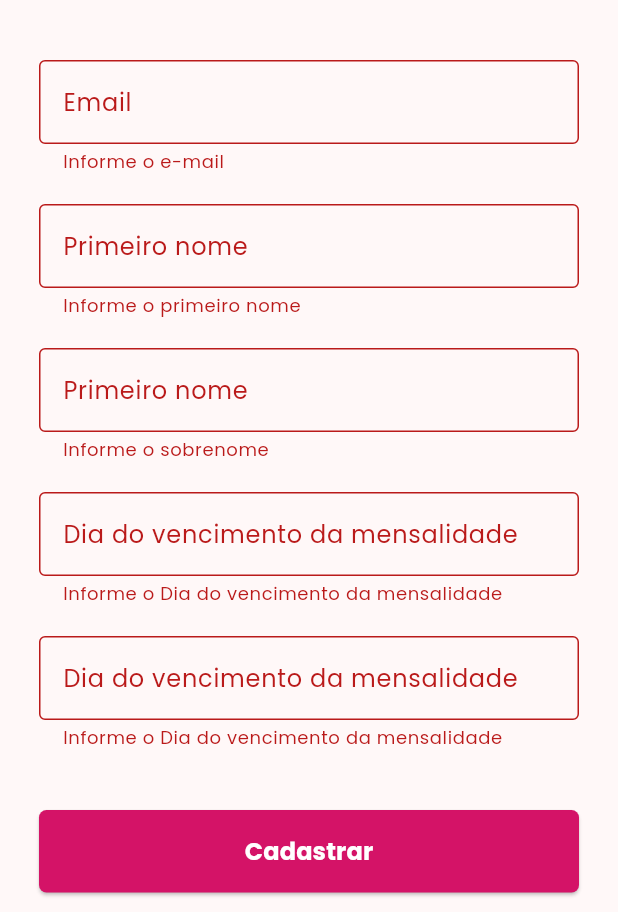
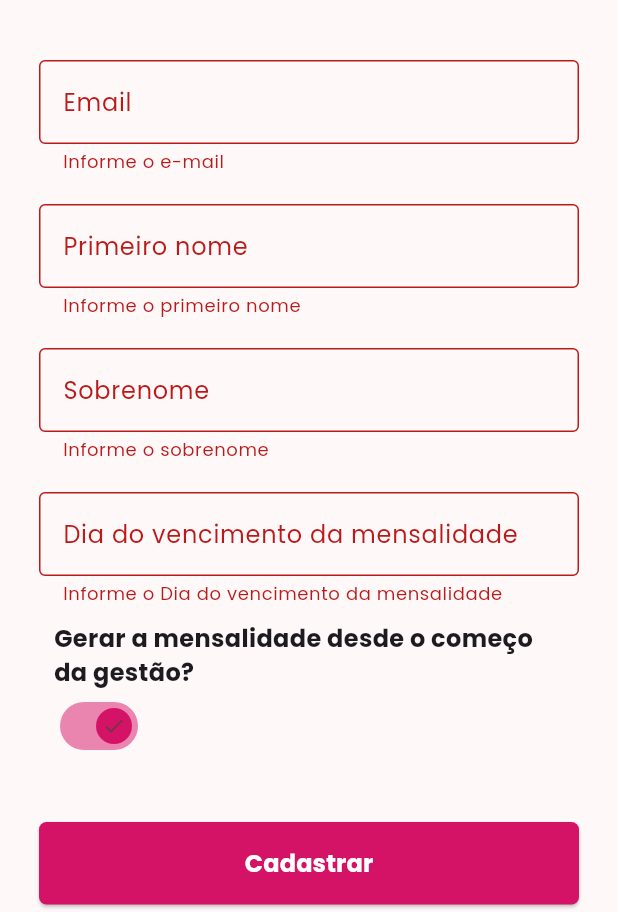
Before and after one commit to devThiagoJorge/mensalidade-mts-app, a Flutter app: the CadastroAssociadoPage screen opened directly, after a tap on "Cadastrar", on a phone screen of 412 x 824 dp, the part 324-1236 px from its top. Run offline on Flutter 3.47's test engine with Material 3 defaults, Android fonts, the phone set to English and light mode, and no system bars; our stand-ins replace dio, flutter_secure_storage, google_fonts; accounts and stored records are empty.

Commit message:
Tela de cadastrar associados

```diff
--- a/lib/features/tesoureiros/presentation/cadastrar_associado.dart
+++ b/lib/features/tesoureiros/presentation/cadastrar_associado.dart
@@ -1,4 +1,6 @@
 import 'package:flutter/material.dart';
+import 'package:flutter/services.dart';
+import 'package:mensalidade_mts_app/core/componentsStyle/default/app_default_styles.dart';
 import 'package:mensalidade_mts_app/core/componentsStyle/login/app_text_styles_login.dart';
 
 class CadastroAssociadoPage extends StatefulWidget {
@@ -8,20 +10,24 @@ class CadastroAssociadoPage extends StatefulWidget {
   State<CadastroAssociadoPage> createState() => _CadastroAssociadoPageState();
 }
 
-enum StatusSelecionado { pendentes, atrasadas, pagas }
-
 class _CadastroAssociadoPageState extends State<CadastroAssociadoPage> {
   @override
   void initState() {
     super.initState();
   }
 
+  bool isInicioGestao = true;
   @override
   Widget build(BuildContext context) {
     final primeiroNomeController = TextEditingController();
     final sobrenomeController = TextEditingController();
     final emailController = TextEditingController();
     final diaVencimentoMensalidadeController = TextEditingController();
+    const WidgetStateProperty<Icon> thumbIcon =
+        WidgetStateProperty<Icon>.fromMap(<WidgetStatesConstraint, Icon>{
+          WidgetState.selected: Icon(Icons.check),
+          WidgetState.any: Icon(Icons.close),
+        });
 
     final _formKey = GlobalKey<FormState>();
     return Scaffold(
@@ -79,7 +85,7 @@ class _CadastroAssociadoPageState extends State<CadastroAssociadoPage> {
                   decoration: const InputDecoration(
                     border: OutlineInputBorder(),
                     hintText: 'Informe o sobrenome',
-                    labelText: 'Primeiro nome',
+                    labelText: 'Sobrenome',
                   ),
                   validator: (value) => value == null || value.isEmpty
                       ? 'Informe o sobrenome'
@@ -92,30 +98,60 @@ class _CadastroAssociadoPageState extends State<CadastroAssociadoPage> {
                 width: 360,
                 child: TextFormField(
                   controller: diaVencimentoMensalidadeController,
+                  keyboardType: TextInputType.number,
+                  inputFormatters: [FilteringTextInputFormatter.digitsOnly],
                   decoration: const InputDecoration(
                     border: OutlineInputBorder(),
                     hintText: 'Dia do vencimento da mensalidade',
                     labelText: 'Dia do vencimento da mensalidade',
                   ),
-                  validator: (value) => value == null || value.isEmpty
-                      ? 'Informe o Dia do vencimento da mensalidade'
-                      : null,
+                  validator: (value) {
+                    // 1. Verifica se o valor é nulo ou vazio
+                    if (value == null || value.isEmpty) {
+                      return 'Informe o Dia do vencimento da mensalidade';
+                    }
+
+                    // 2. Tenta converter o valor para um número.
+                    final int? parsedValue = int.tryParse(value);
+
+                    // 3. Verifica se a conversão falhou (não é um número válido)
+                    if (parsedValue == null) {
+                      return 'Informe um número válido';
+                    }
+
+                    // 4. Verifica se o número está dentro do intervalo aceitável (1 a 31)
+                    if (parsedValue < 1 || parsedValue > 31) {
+                      return 'O dia deve estar entre 1 e 31';
+                    }
+
+                    return null;
+                  },
                 ),
               ),
-
-              const SizedBox(height: 20),
-              SizedBox(
-                width: 360,
-                child: TextFormField(
-                  controller: diaVencimentoMensalidadeController,
-                  decoration: const InputDecoration(
-                    border: OutlineInputBorder(),
-                    hintText: 'Gerar desde começo da gestão?',
-                    labelText: 'Dia do vencimento da mensalidade',
-                  ),
-                  validator: (value) => value == null || value.isEmpty
-                      ? 'Informe o Dia do vencimento da mensalidade'
-                      : null,
+              Padding(
+                padding: const EdgeInsets.symmetric(horizontal: 20.0),
+                child: Column(
+                  crossAxisAlignment: CrossAxisAlignment.start,
+                  children: [
+                    const SizedBox(height: 10),
+                    const Text(
+                      'Gerar a mensalidade desde o começo da gestão?',
+                      style: TextStyle(
+                        fontSize: 16,
+                        fontWeight: FontWeight.bold,
+                      ),
+                    ),
+                    Switch(
+                      thumbIcon: thumbIcon,
+                      value: isInicioGestao,
+                      onChanged: (bool newValue) {
+                        setState(() {
+                          isInicioGestao = newValue;
+                        });
+                      },
+                      activeThumbColor: AppDefaultStyles.rotaractColor,
+                    ),
+                  ],
                 ),
               ),
               const SizedBox(height: 40),
```
